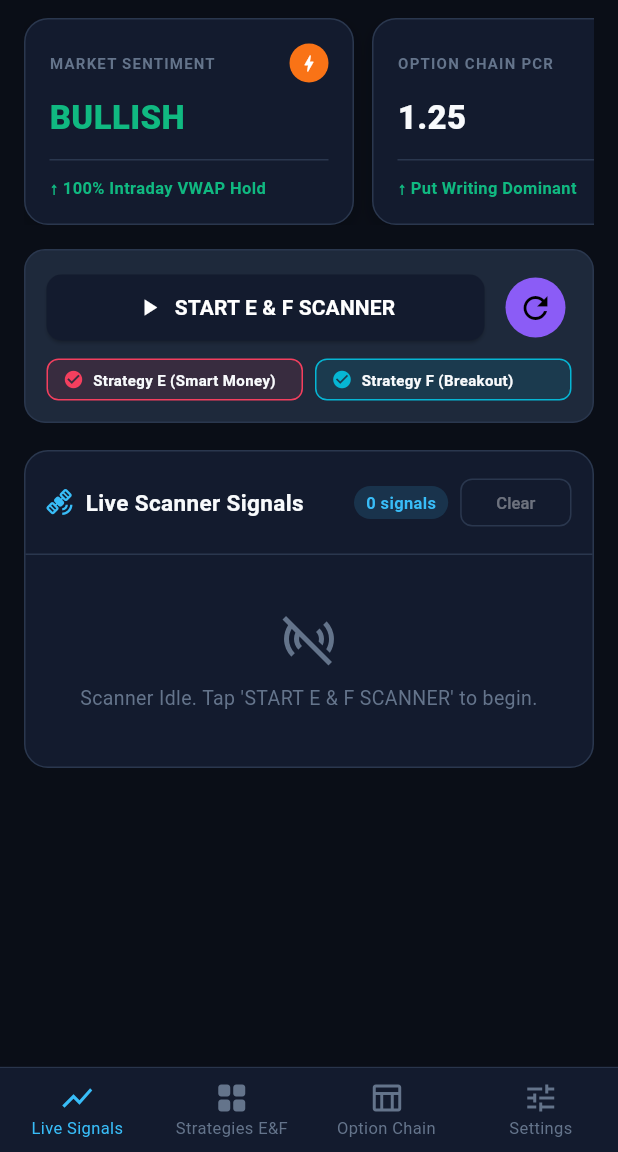
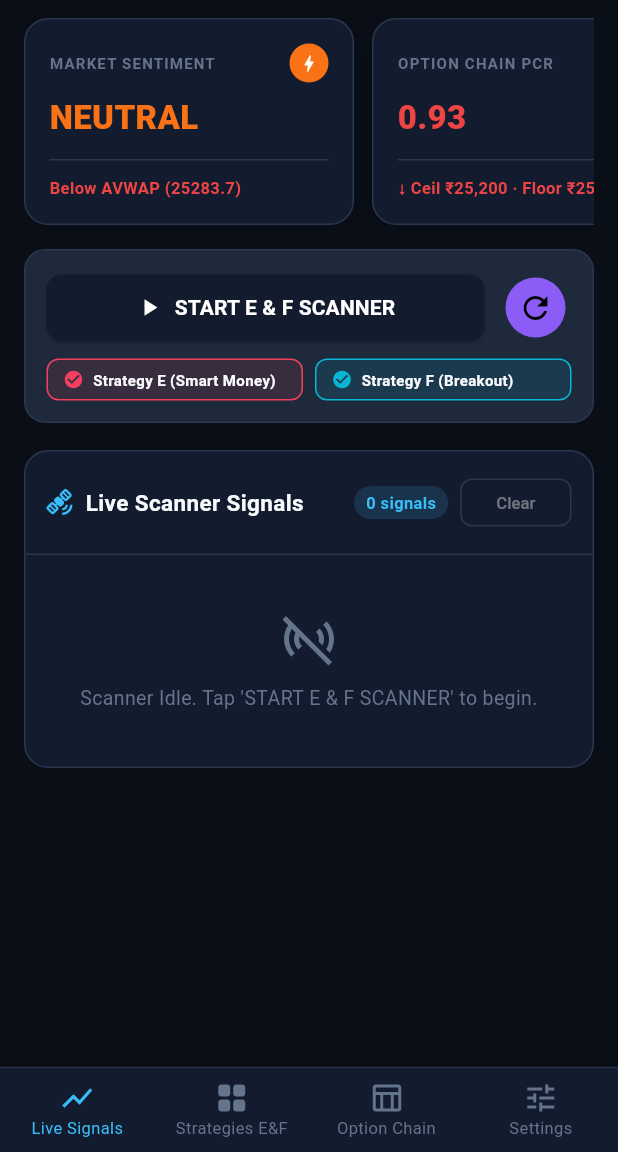
Before and after one commit to primeinvestorpro-ship-it/TradeAI_Mobile, a Flutter app: the screen it shows after launch, after a tap on the "refresh" icon, on a phone screen of 412 x 824 dp, the part 84-1236 px from its top. Run offline on Flutter 3.47's test engine with Material 3 defaults, Android fonts, the phone set to English and light mode, and no system bars; our stand-ins replace flutter_tts, shared_preferences; network calls fail; Roboto replaces fonts that are missing (Segoe UI); statements that could not run were skipped.

Commit message:
Fix dynamic real-time updates for score, market sentiment, and option chain PCR cards on web and mobile

```diff
--- a/tradeai_app/lib/screens/dashboard_screen.dart
+++ b/tradeai_app/lib/screens/dashboard_screen.dart
@@ -23,10 +23,12 @@ class _DashboardScreenState extends State<DashboardScreen> {
   bool _isStratEEnabled = true;
   bool _isStratFEnabled = true;
 
-  double _pcr = 1.25;
-  String _marketSentiment = "BULLISH";
-  int _vwapHoldPercent = 100;
-  String _pcrAnalysis = "Put Writing Dominant";
+  double _pcr = 0.93;
+  String _marketSentiment = "NEUTRAL";
+  int _vwapHoldPercent = 30;
+  String _vwapSubtitle = "Below AVWAP (25283.7)";
+  bool _isAboveVwap = false;
+  String _pcrAnalysis = "Ceil ₹25,200 · Floor ₹25,000";
 
   List<ScannerSignal> _signals = [];
   final Set<String> _knownSignalIds = {};
@@ -72,22 +74,62 @@ class _DashboardScreenState extends State<DashboardScreen> {
       _knownSignalIds.removeAll(removed);
     }
 
-    // Calculate dynamic sentiment from signals
-    if (signals.isNotEmpty) {
-      final bullishCount = signals.where((s) => s.isBullish).length;
-      final bearishCount = signals.length - bullishCount;
-      if (bullishCount >= bearishCount) {
-        _marketSentiment = "BULLISH";
-        _vwapHoldPercent = 100;
-        _pcr = 1.25;
-        _pcrAnalysis = "Put Writing Dominant";
-      } else {
-        _marketSentiment = "BEARISH";
-        _vwapHoldPercent = 40;
-        _pcr = 0.72;
-        _pcrAnalysis = "Call Writing Dominant";
+    // Fetch dynamic live market trend, score and PCR from breakout & option chain
+    try {
+      final breakout = await _api.getSustainedBreakout();
+      if (breakout.isNotEmpty) {
+        final p1 = breakout['market_trend'] as Map<String, dynamic>? ?? {};
+        final p2 = breakout['derivatives'] as Map<String, dynamic>? ?? {};
+        final p3 = breakout['trading_signal'] as Map<String, dynamic>? ?? {};
+
+        final score = (p3['confidence_score'] as num?)?.toInt() ?? 0;
+        final dir = p3['direction']?.toString().toUpperCase() ?? 'NO TRADE';
+
+        if (score >= 70 || dir == 'LONG') {
+          _marketSentiment = "BULLISH ($score)";
+        } else if ((score > 0 && score <= 35) || dir == 'SHORT') {
+          _marketSentiment = "BEARISH ($score)";
+        } else if (score > 0) {
+          _marketSentiment = "NEUTRAL ($score)";
+        } else {
+          _marketSentiment = "NEUTRAL";
+        }
+
+        final isBelow = p1['price_vs_avwap'] == 'BELOW';
+        final isAbove = p1['price_vs_avwap'] == 'ABOVE';
+        _isAboveVwap = isAbove;
+        final avwap = (p1['avwap'] as num?)?.toDouble();
+        _vwapHoldPercent = isAbove ? 100 : (isBelow ? 30 : 50);
+        _vwapSubtitle = isBelow
+            ? (avwap != null ? "↓ Below AVWAP (${avwap.toStringAsFixed(1)})" : "↓ Below AVWAP")
+            : (avwap != null ? "↑ Above AVWAP (${avwap.toStringAsFixed(1)})" : "↑ Above AVWAP");
+
+        final pcrVal = (p2['pcr'] as num?)?.toDouble();
+        if (pcrVal != null) {
+          _pcr = pcrVal;
+        }
+        final bias = p2['market_bias']?.toString().replaceAll('_', ' ');
+        if (bias != null && bias.isNotEmpty && bias != 'null') {
+          _pcrAnalysis = bias;
+        }
       }
-    }
+
+      // Also get ultra-precise Option Chain PCR for NIFTY
+      final chain = await _api.getOptionChain('NIFTY');
+      if (chain.isNotEmpty) {
+        final chainPcr = (chain['pcr'] as num?)?.toDouble();
+        if (chainPcr != null) {
+          _pcr = chainPcr;
+        }
+        final resStrike = chain['resistance_strike'];
+        final supStrike = chain['support_strike'];
+        if (resStrike != null && supStrike != null) {
+          _pcrAnalysis = "Ceil ₹$resStrike · Floor ₹$supStrike";
+        } else if (chain['oi_bias'] != null) {
+          _pcrAnalysis = chain['oi_bias'].toString();
+        }
+      }
+    } catch (_) {}
 
     if (mounted) {
       setState(() {
@@ -198,11 +240,15 @@ class _DashboardScreenState extends State<DashboardScreen> {
           _buildPulseCard(
             title: "MARKET SENTIMENT",
             mainValue: _marketSentiment,
-            valueColor: _marketSentiment == "BULLISH" ? TradeTheme.bullish : TradeTheme.bearish,
+            valueColor: _marketSentiment.contains("BULLISH")
+                ? TradeTheme.bullish
+                : (_marketSentiment.contains("BEARISH") ? TradeTheme.bearish : TradeTheme.accentOrange),
             icon: Icons.bolt,
-            iconBg: TradeTheme.accentOrange,
-            footer: "↑ $_vwapHoldPercent% Intraday VWAP Hold",
-            footerColor: TradeTheme.bullish,
+            iconBg: _marketSentiment.contains("BULLISH")
+                ? TradeTheme.bullish
+                : (_marketSentiment.contains("BEARISH") ? TradeTheme.bearish : TradeTheme.accentOrange),
+            footer: _vwapSubtitle,
+            footerColor: _isAboveVwap ? TradeTheme.bullish : TradeTheme.bearish,
           ),
           const SizedBox(width: 12),
 
@@ -210,11 +256,11 @@ class _DashboardScreenState extends State<DashboardScreen> {
           _buildPulseCard(
             title: "OPTION CHAIN PCR",
             mainValue: _pcr.toStringAsFixed(2),
-            valueColor: TradeTheme.textPrimary,
+            valueColor: _pcr >= 1.0 ? TradeTheme.bullish : TradeTheme.bearish,
             icon: Icons.track_changes,
-            iconBg: const Color(0xFF10B981),
-            footer: "↑ $_pcrAnalysis",
-            footerColor: TradeTheme.bullish,
+            iconBg: _pcr >= 1.0 ? const Color(0xFF10B981) : TradeTheme.bearish,
+            footer: "${_pcr >= 1.0 ? '↑' : '↓'} $_pcrAnalysis",
+            footerColor: _pcr >= 1.0 ? TradeTheme.bullish : TradeTheme.bearish,
           ),
           const SizedBox(width: 12),
 
@@ -225,7 +271,7 @@ class _DashboardScreenState extends State<DashboardScreen> {
             valueColor: _isScannerRunning ? const Color(0xFF38BDF8) : TradeTheme.textMuted,
             icon: Icons.cell_tower,
             iconBg: const Color(0xFF6366F1),
-            footer: "Strat E & F All FNO Universe",
+            footer: _signals.isNotEmpty ? "${_signals.length} Signals Active" : "Strat E & F All FNO Universe",
             footerColor: const Color(0xFF818CF8),
           ),
         ],
--- a/tradeai_app/lib/services/api_service.dart
+++ b/tradeai_app/lib/services/api_service.dart
@@ -138,6 +138,17 @@ class ApiService {
     return {};
   }
 
+  Future<Map<String, dynamic>> getSustainedBreakout() async {
+    try {
+      final resp = await http.get(_uri('/api/scanner/sustained_breakout')).timeout(const Duration(seconds: 6));
+      if (resp.statusCode == 200) {
+        final data = jsonDecode(resp.body);
+        return (data['data'] as Map<String, dynamic>?) ?? {};
+      }
+    } catch (_) {}
+    return {};
+  }
+
   Future<Map<String, dynamic>> getLastAnalysis() async {
     try {
       final resp = await http.get(_uri('/api/last_analysis')).timeout(const Duration(seconds: 5));
```
Also changed, not shown: 8 other files.
